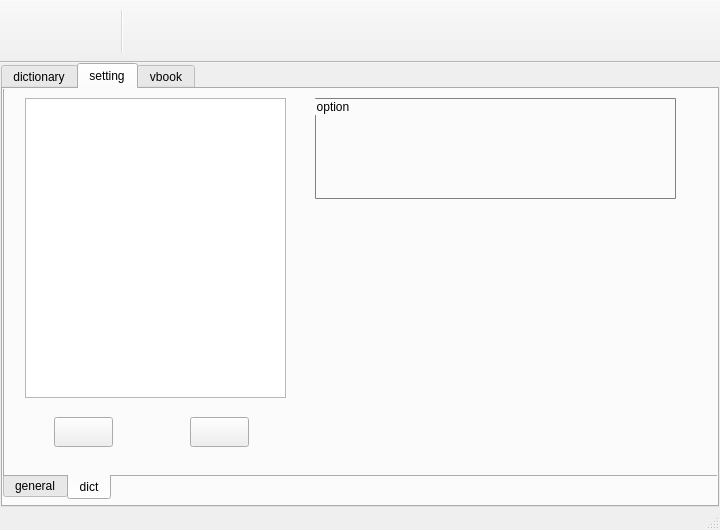
kartorz/AlphaDict, file src/gui/qt/mainwindow.ui: the form before one commit.
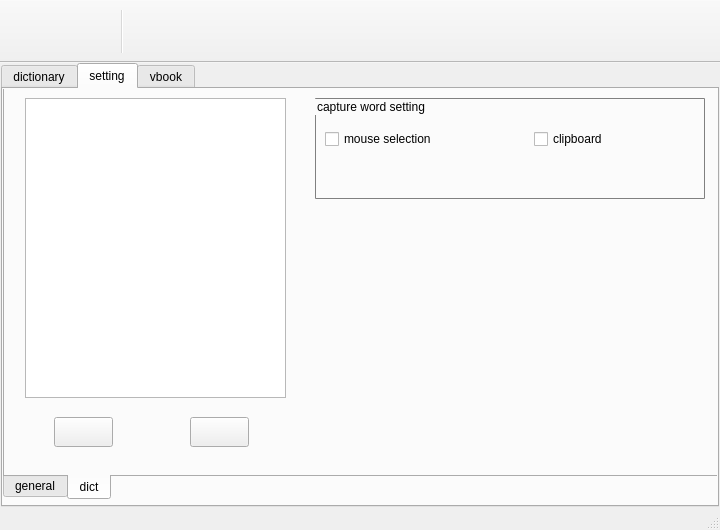
The form after the commit. The open tabs and pages were chosen to show the change. Icons and pictures are not drawn.

Commit message: fixed: deleting words of vocabulary book. Added: Capture word translation on Linux, capture word setting.

```diff
--- a/src/gui/qt/mainwindow.ui
+++ b/src/gui/qt/mainwindow.ui
@@ -465,7 +465,7 @@
          <rect>
           <x>310</x>
           <y>10</y>
-          <width>361</width>
+          <width>390</width>
           <height>101</height>
          </rect>
         </property>
@@ -479,7 +479,7 @@
  } </string>
         </property>
         <property name="title">
-         <string>option</string>
+         <string>capture word setting</string>
         </property>
         <property name="checkable">
          <bool>false</bool>
@@ -487,6 +487,32 @@
         <property name="checked">
          <bool>false</bool>
         </property>
+        <widget class="QCheckBox" name="cwsSelectionCheckBox">
+         <property name="geometry">
+          <rect>
+           <x>10</x>
+           <y>30</y>
+           <width>161</width>
+           <height>22</height>
+          </rect>
+         </property>
+         <property name="text">
+          <string>mouse selection</string>
+         </property>
+        </widget>
+        <widget class="QCheckBox" name="cwsClipboardCheckBox">
+         <property name="geometry">
+          <rect>
+           <x>219</x>
+           <y>30</y>
+           <width>161</width>
+           <height>22</height>
+          </rect>
+         </property>
+         <property name="text">
+          <string>clipboard</string>
+         </property>
+        </widget>
        </widget>
        <widget class="QListWidget" name="dictListWidget">
         <property name="geometry">
```
Left out of the diff: 7 changed lines with no effect on the pictures. The commit also changes 30 other files.
